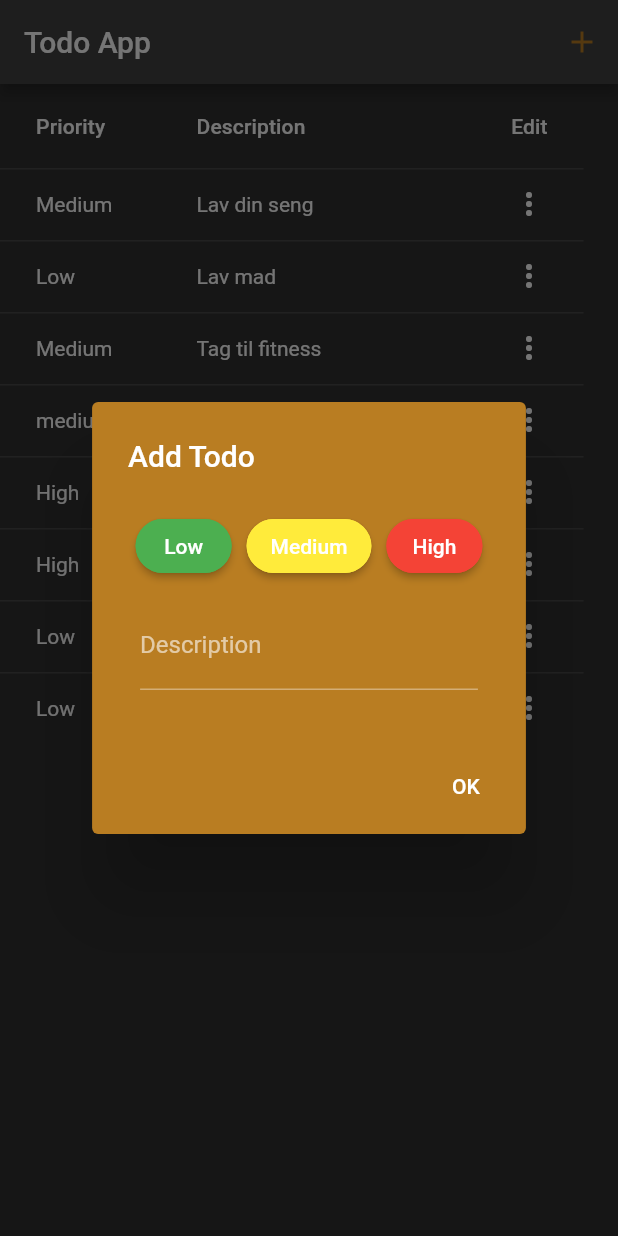
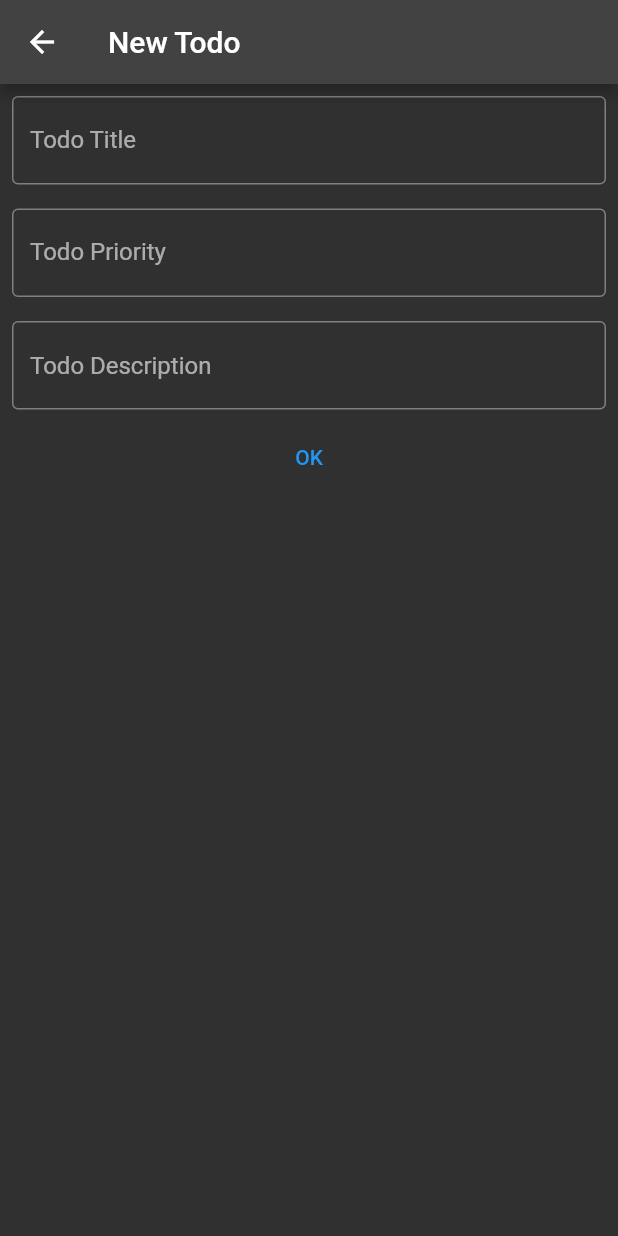
Before and after one commit to Abed01-lab/FlutterTodoApp, a Flutter app: the screen it shows after launch, after a tap on the "add" icon, on a phone screen of 412 x 824 dp. Run offline on Flutter 3.47's test engine with Material 2 defaults, Android fonts, the phone set to English and light mode, and no system bars.

Commit message:
finished new todo page

```diff
--- a/lib/Components/todolist.dart
+++ b/lib/Components/todolist.dart
@@ -1,9 +1,9 @@
 import 'package:flutter/material.dart';
+import 'package:todoapp/data/todos.dart';
 import '../classes/todo.dart';
 
 class TodoList extends StatefulWidget {
-  List<Todo> todos;
-  TodoList({Key? key, required this.todos}) : super(key: key);
+  TodoList({Key? key}) : super(key: key);
 
   @override
   State<TodoList> createState() => _TodoListState();
@@ -15,8 +15,8 @@ class _TodoListState extends State<TodoList> {
 
   changeTodo(int index, String description, String priority) {
     setState(() {
-      widget.todos[index].description = description;
-      widget.todos[index].priority = priority;
+      allTodos[index].description = description;
+      allTodos[index].priority = priority;
     });
   }
 
@@ -92,7 +92,7 @@ class _TodoListState extends State<TodoList> {
                   return alert;
                 });
           },
-          Icon(Icons.more_vert),
+          const Icon(Icons.more_vert),
         ),
       ]);
     }).toList();
@@ -103,7 +103,7 @@ class _TodoListState extends State<TodoList> {
     final columns = ['Priority', 'Description', 'Edit'];
     return DataTable(
       columns: getColumns(columns),
-      rows: getRows(widget.todos, context),
+      rows: getRows(allTodos, context),
     );
   }
 }
--- a/lib/main.dart
+++ b/lib/main.dart
@@ -1,8 +1,8 @@
 import 'package:flutter/material.dart';
 import 'classes/todo.dart';
 import './data/todos.dart';
-import './data/priorities.dart';
 import 'Components/todolist.dart';
+import './pages/make_todo_page.dart';
 
 void main() {
   runApp(MyApp());
@@ -10,7 +10,6 @@ void main() {
 
 class MyApp extends StatelessWidget {
   MyApp({Key? key}) : super(key: key);
-  final List<Todo> todos = [];
 
   void updateTodos() {}
 
@@ -19,13 +18,13 @@ class MyApp extends StatelessWidget {
     return MaterialApp(
       theme: ThemeData.dark(),
       debugShowCheckedModeBanner: false,
-      home: const HomePage(),
+      home: HomePage(),
     );
   }
 }
 
 class HomePage extends StatefulWidget {
-  const HomePage({
+  HomePage({
     Key? key,
   }) : super(key: key);
 
@@ -34,73 +33,6 @@ class HomePage extends StatefulWidget {
 }
 
 class _HomePageState extends State<HomePage> {
-  Color? addColor = const Color.fromARGB(255, 185, 125, 34);
-  String newPriority = '';
-  String newDescription = '';
-  int currentIndex = 0;
-  Column addTodoContent() {
-    return Column(
-      children: [
-        Row(
-          children: [
-            Padding(
-              padding: const EdgeInsets.all(5),
-              child: ElevatedButton(
-                style: ButtonStyle(
-                    backgroundColor: MaterialStateProperty.all(Colors.green),
-                    shape: MaterialStateProperty.all<RoundedRectangleBorder>(
-                        RoundedRectangleBorder(
-                            borderRadius: BorderRadius.circular(100.0),
-                            side: const BorderSide(color: Colors.green)))),
-                onPressed: () {},
-                child: const Text('Low'),
-              ),
-            ),
-            Padding(
-              padding: const EdgeInsets.all(5),
-              child: ElevatedButton(
-                style: ButtonStyle(
-                  backgroundColor: MaterialStateProperty.all(Colors.yellow),
-                  shape: MaterialStateProperty.all<RoundedRectangleBorder>(
-                    RoundedRectangleBorder(
-                      borderRadius: BorderRadius.circular(100.0),
-                      side: const BorderSide(color: Colors.yellow),
-                    ),
-                  ),
-                ),
-                onPressed: () {},
-                child: const Text('Medium'),
-              ),
-            ),
-            Padding(
-              padding: const EdgeInsets.all(5),
-              child: ElevatedButton(
-                style: ButtonStyle(
-                  backgroundColor: MaterialStateProperty.all(Colors.red),
-                  shape: MaterialStateProperty.all<RoundedRectangleBorder>(
-                    RoundedRectangleBorder(
-                      borderRadius: BorderRadius.circular(100.0),
-                      side: const BorderSide(color: Colors.red),
-                    ),
-                  ),
-                ),
-                onPressed: () {},
-                child: const Text('High'),
-              ),
-            ),
-          ],
-        ),
-        Padding(
-          padding: const EdgeInsets.all(8),
-          child: TextFormField(
-            onChanged: (value) => setState(() => newDescription = value),
-            decoration: const InputDecoration(
-                border: UnderlineInputBorder(), labelText: 'Description'),
-          ),
-        ),
-      ],
-    );
-  }
 
   @override
   Widget build(BuildContext context) {
@@ -109,41 +41,13 @@ class _HomePageState extends State<HomePage> {
         title: const Text('Todo App'),
         actions: [
           IconButton(
-            color: addColor,
             onPressed: () {
-              AlertDialog alert = AlertDialog(
-                backgroundColor: addColor,
-                title: const Text('Add Todo'),
-                content: Wrap(
-                  children: [addTodoContent()],
+              Navigator.push(
+                context,
+                MaterialPageRoute(
+                  builder: (context) => TodoPage(),
                 ),
-                actions: [
-                  TextButton(
-                    onPressed: () {
-                      if (newDescription != '' || newPriority != '') {
-                        var newTodo = Todo(
-                            description: newDescription, priority: newPriority);
-                        setState(() {
-                          allTodos.add(newTodo);
-                          newDescription = '';
-                          newPriority = '';
-                        });
-                      }
-                      Navigator.of(context).pop();
-                    },
-                    child: const Text(
-                      'OK',
-                      style: TextStyle(color: Colors.white),
-                    ),
-                  )
-                ],
               );
-
-              showDialog(
-                  context: context,
-                  builder: (BuildContext context) {
-                    return alert;
-                  });
             },
             icon: const Icon(
               Icons.add,
@@ -151,7 +55,7 @@ class _HomePageState extends State<HomePage> {
           )
         ],
       ),
-      body: TodoList(todos: allTodos),
+      body: TodoList(),
     );
   }
 }
--- /dev/null
+++ b/lib/pages/make_todo_page.dart
@@ -0,0 +1,105 @@
+import 'package:flutter/cupertino.dart';
+import 'package:flutter/material.dart';
+import '../classes/todo.dart';
+import '../data/todos.dart';
+
+class TodoPage extends StatefulWidget {
+  TodoPage({Key? key}) : super(key: key);
+
+  @override
+  State<TodoPage> createState() => _TodoPageState();
+}
+
+class _TodoPageState extends State<TodoPage> {
+  var priority = TextEditingController();
+  String todoTitle = "";
+  String todoDescription = "";
+
+  @override
+  Widget build(BuildContext context) {
+    return Scaffold(
+      appBar: AppBar(
+        title: const Text("New Todo"),
+      ),
+      body: Column(
+        children: [
+          Padding(
+            padding: const EdgeInsets.all(8.0),
+            child: TextFormField(
+              onChanged: ((value) => todoTitle = value),
+              decoration: const InputDecoration(
+                  border: OutlineInputBorder(), label: Text("Todo Title")),
+            ),
+          ),
+          Padding(
+            padding: const EdgeInsets.all(8.0),
+            child: TextFormField(
+              controller: priority,
+              onTap: () {
+                showCupertinoModalPopup(
+                    context: context,
+                    builder: (context) => CupertinoActionSheet(
+                            title: const Text("Priority"),
+                            message: const Text(
+                                "Please choose the priority for this todo."),
+                            actions: [
+                              CupertinoActionSheetAction(
+                                onPressed: () {
+                                  setState(() {
+                                    priority.text = "High";
+                                  });
+                                  Navigator.of(context).pop(context);
+                                },
+                                child: const Text("High"),
+                              ),
+                              CupertinoActionSheetAction(
+                                onPressed: () {
+                                  setState(() {
+                                    priority.text = "Medium";
+                                  });
+                                  Navigator.of(context).pop();
+                                },
+                                child: const Text("Medium"),
+                              ),
+                              CupertinoActionSheetAction(
+                                onPressed: () {
+                                  setState(() {
+                                    priority.text = "Low";
+                                  });
+                                  Navigator.of(context).pop();
+                                },
+                                child: const Text("Low"),
+                              ),
+                            ]));
+              },
+              decoration: const InputDecoration(
+                  label: Text("Todo Priority"), border: OutlineInputBorder()),
+            ),
+          ),
+          Padding(
+            padding: const EdgeInsets.all(8.0),
+            child: TextFormField(
+              onChanged: ((value) => todoDescription = value),
+              decoration: const InputDecoration(
+                  alignLabelWithHint: true,
+                  label: Text("Todo Description"),
+                  border: OutlineInputBorder()),
+            ),
+          ),
+          TextButton(
+            onPressed: () {
+              if (priority.text != "" && todoTitle != ""){
+                setState(() {
+                Todo newTodo = Todo(description: todoTitle, priority: priority.text);
+                  allTodos.add(newTodo);
+                });
+                Navigator.of(context).pop(context);
+              }
+            },
+            child: const Text("OK"),
+          )
+        ],
+      ),
+    );
+  }
+}
```
